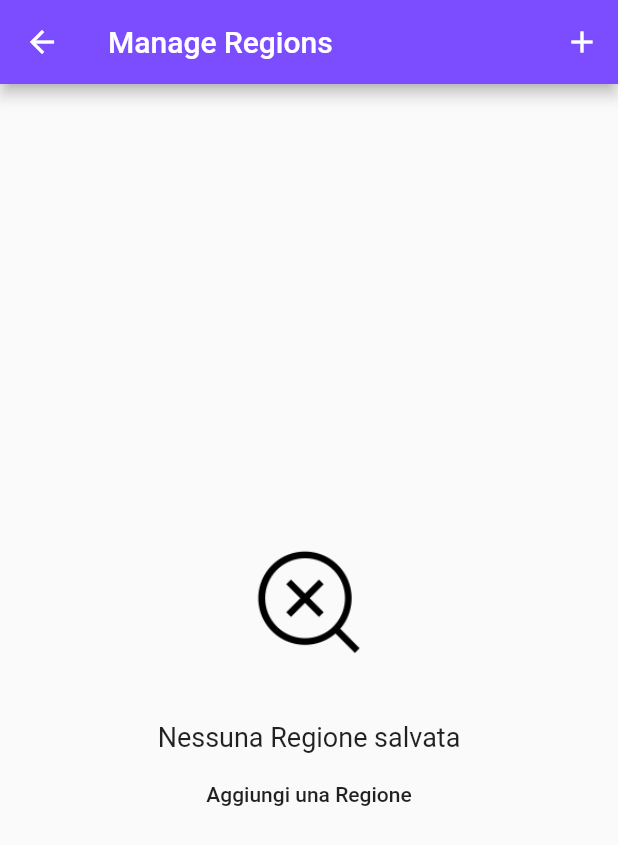
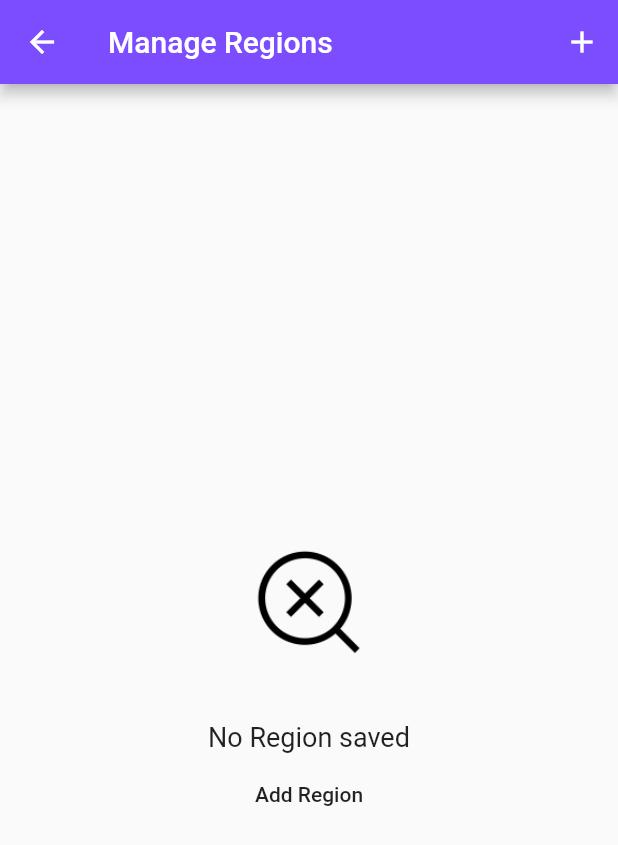
Before and after one commit to STB1019/Flutter-Beacon, a Flutter app: the screen it shows after launch, in the side drawer, after a tap on "Manage Regions", on a phone screen of 412 x 824 dp. Shown: the top 845 px of the screen. Run offline on Flutter 3.47's test engine with Material 2 defaults, Android fonts, the phone set to English and light mode, and no system bars; our stand-ins replace font_awesome_flutter; statements that could not run were skipped.

```diff
--- a/lib/app/main.dart
+++ b/lib/app/main.dart
@@ -238,7 +238,6 @@ class _HomePageState extends State<HomePage> with WidgetsBindingObserver {
                   return IconButton(
                     icon: Icon(Icons.bluetooth_connected),
                     onPressed: () {},
-                    //devo dare la possibilità di disabilitarlo
                     color: Colors.green,
                   );
                 }
@@ -269,40 +268,6 @@ class _HomePageState extends State<HomePage> with WidgetsBindingObserver {
           ),
         ],
       ),
-
-      //ONLY FOR TESTING GRAPHICS
-      /*body: FutureBuilder(
-          future: updateRegionList(),
-          builder: (context, snapshot) {
-            return SafeArea(
-              child: ListView(
-                children: [
-                  Card(
-                    child: _buildRow(Beacon(
-                      proximityUUID: 'CB10023F-A318-3394-4199-A8730C7C1AEC',
-                      macAddress: '00:0a:95:9d:68:16',
-                      major: 3,
-                      minor: 41,
-                      rssi: -76,
-                      txPower: -60,
-                      accuracy: 2.43,
-                    ), true),
-                  ),
-                  Card(
-                    child: _buildRow(Beacon(
-                      proximityUUID: 'AF10343D-A368-31A4-4D9E-CC73001C1FEA',
-                      macAddress: '00:0b:97:3d:58:1f',
-                      major: 6,
-                      minor: 42,
-                      rssi: -76,
-                      txPower: -60,
-                      accuracy: 2.43,
-                    ), false),
-                  ),
-                ],
-              ),
-            );
-          }),*/
 
       body: FutureBuilder(
           future: updateSavedInfo(),
@@ -440,7 +405,7 @@ class _HomePageState extends State<HomePage> with WidgetsBindingObserver {
         ),
         onTap: () {
           setState(() {
-            Region beaconRegion = new Region(identifier: "Sconosciuto");
+            Region beaconRegion = new Region(identifier: "Unknown");
             for (Region element in _savedRegions) {
               if (beacon.proximityUUID == element.proximityUUID) {
                 beaconRegion = element;
@@ -470,7 +435,7 @@ class _HomePageState extends State<HomePage> with WidgetsBindingObserver {
             ),
             Center(
               child: Text(
-                "Impossibile eseguire la scansione",
+                "Cannot scan Beacons",
                 textAlign: TextAlign.center,
                 style: TextStyle(
                   fontSize: 18,
@@ -481,7 +446,7 @@ class _HomePageState extends State<HomePage> with WidgetsBindingObserver {
               padding: const EdgeInsets.fromLTRB(16.0, 4.0, 16.0, 4.0),
               child: Center(
                 child: Text(
-                  "Consentire l'accesso alla localizzazione e attivare il Bluetooth del dispositivo",
+                  "Allow location access and turn on the device's Bluetooth",
                   textAlign: TextAlign.center,
                   style: TextStyle(
                     fontSize: 15,
--- a/lib/app/main_drawer.dart
+++ b/lib/app/main_drawer.dart
@@ -1,6 +1,5 @@
 import 'package:Beacon/app/manage_regions_page.dart';
 import 'package:Beacon/app/theme.dart';
-import 'package:flutter/cupertino.dart';
 import 'package:flutter/material.dart';
 import 'package:font_awesome_flutter/font_awesome_flutter.dart';
 
@@ -77,6 +76,7 @@ class _BeaconDrawerState extends State<BeaconDrawer> {
             ),
             onTap: () {
               showAboutDialog(
+                //yes I was bored
                 children: [
                   Column(
                     children: [
@@ -127,7 +127,6 @@ class _BeaconDrawerState extends State<BeaconDrawer> {
                 ],
                 context: context,
                 applicationVersion: '0.0.1',
-                //applicationIcon: FaIcon(FontAwesomeIcons.cocktail),
                 applicationLegalese:
                     "Do you really mind to see the licenses? Wow",
               );
--- a/lib/app/manage_regions_page.dart
+++ b/lib/app/manage_regions_page.dart
@@ -87,7 +87,7 @@ class _ManageRegionsPageState extends State<ManageRegionsPage> {
           ),
           Center(
             child: Text(
-              "Nessuna Regione salvata",
+              "No Region saved",
               textAlign: TextAlign.center,
               style: TextStyle(
                 fontSize: 18,
@@ -99,7 +99,7 @@ class _ManageRegionsPageState extends State<ManageRegionsPage> {
             child: Center(
               child: MaterialButton(
                 child: Text(
-                  "Aggiungi una Regione",
+                  "Add Region",
                   textAlign: TextAlign.center,
                   style: TextStyle(
                     fontSize: 14,
```
Also changed, not shown: pubspec.lock, 20 other files.
